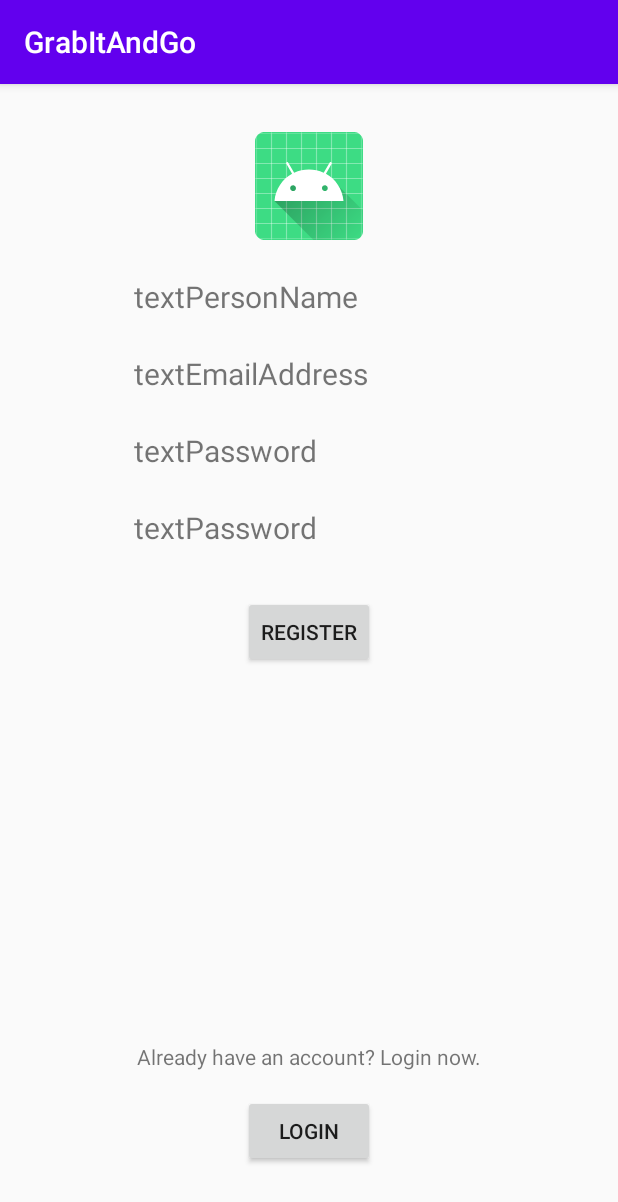
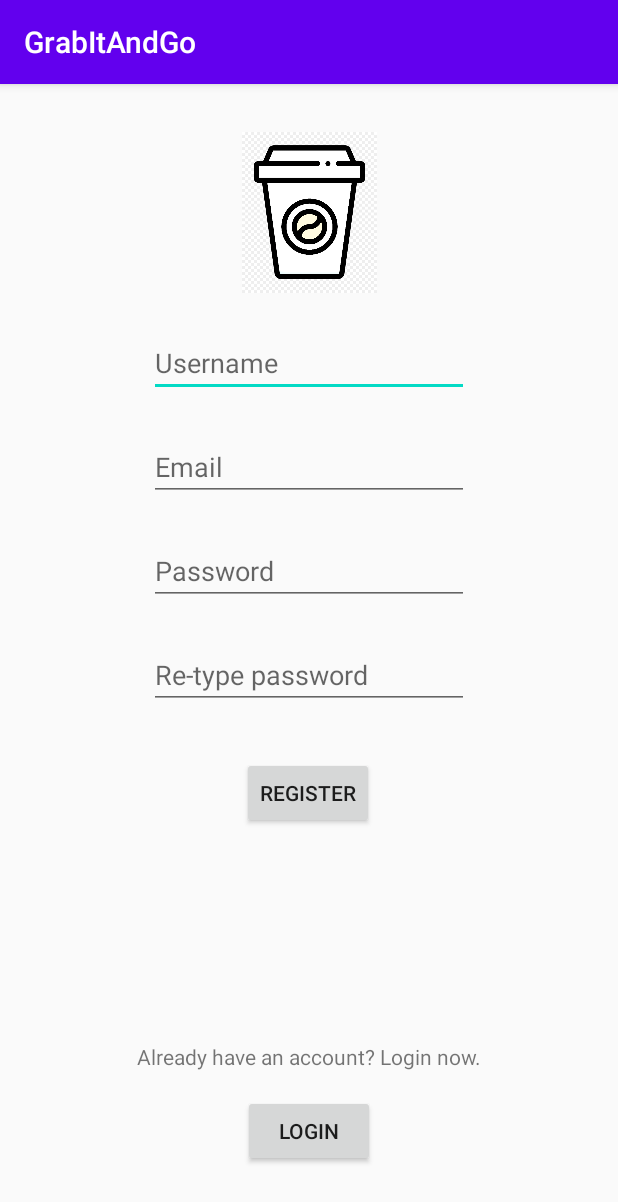
Before and after one commit to katalina1212/grabItAndGo, an Android app: the RegisterActivity screen opened directly, with no data from a screen before it, on a phone screen of 412 x 824 dp. Shown: the top 1202 px of the screen. Run offline under Robolectric (Android 15) with nearby library versions, the phone set to English and light mode, and no system bars.

Commit message:
Adding login, card details, terms and conditions and main screens with basic functionalities connecting them with intents Started to connect project with Firebase

```diff
--- a/app/build.gradle
+++ b/app/build.gradle
@@ -1,5 +1,6 @@
 plugins {
     id 'com.android.application'
+    id 'com.google.gms.google-services'
 }
 
 android {
@@ -28,7 +29,7 @@ android {
 }
 
 dependencies {
-
+    implementation platform('com.google.firebase:firebase-bom:28.0.1')
     implementation 'com.android.support:appcompat-v7:28.0.0'
     implementation 'com.android.support.constraint:constraint-layout:2.0.1'
     implementation 'androidx.constraintlayout:constraintlayout:1.1.3'
--- a/app/src/main/AndroidManifest.xml
+++ b/app/src/main/AndroidManifest.xml
@@ -9,7 +9,9 @@
         android:roundIcon="@mipmap/ic_launcher_round"
         android:supportsRtl="true"
         android:theme="@style/Theme.GrabItAndGo">
-        <activity android:name=".RegisterActivity"></activity>
+        <activity android:name=".cardDetailsActivity"></activity>
+        <activity android:name=".TermsConditionsActivity" />
+        <activity android:name=".RegisterActivity" />
         <activity android:name=".LoginActivity">
             <intent-filter>
                 <action android:name="android.intent.action.MAIN" />
@@ -17,7 +19,7 @@
                 <category android:name="android.intent.category.LAUNCHER" />
             </intent-filter>
         </activity>
-        <activity android:name=".MainActivity"></activity>
+        <activity android:name=".MainActivity" />
     </application>
 
 </manifest>
--- a/app/src/main/java/com/example/grabitandgo/RegisterActivity.java
+++ b/app/src/main/java/com/example/grabitandgo/RegisterActivity.java
@@ -2,7 +2,9 @@ package com.example.grabitandgo;
 
 import androidx.appcompat.app.AppCompatActivity;
 
+import android.content.Intent;
 import android.os.Bundle;
+import android.view.View;
 import android.widget.Button;
 import android.widget.EditText;
 
@@ -29,5 +31,26 @@ public class RegisterActivity extends AppCompatActivity {
         emailText=findViewById(R.id.email_text);
         passwordText=findViewById(R.id.password_text);
         password2Text=findViewById(R.id.password2_text);
+
+        registerBtn.setOnClickListener(new View.OnClickListener() {
+            public void onClick(View v) {
+                openTermsConditionsActivity();
+            }
+        });
+
+        loginBtn.setOnClickListener(new View.OnClickListener() {
+            public void onClick(View v) {
+                openLoginActivity();
+            }
+        });
+    }
+    private void openTermsConditionsActivity(){
+        Intent intent = new Intent(this, TermsConditionsActivity.class);
+        startActivity(intent);
+    }
+
+    private void openLoginActivity(){
+        Intent intent = new Intent(this, LoginActivity.class);
+        startActivity(intent);
     }
 }
--- a/app/src/main/res/layout/activity_register.xml
+++ b/app/src/main/res/layout/activity_register.xml
@@ -8,67 +8,13 @@
 
     <ImageView
         android:id="@+id/imageView3"
-        android:layout_width="wrap_content"
-        android:layout_height="wrap_content"
+        android:layout_width="126dp"
+        android:layout_height="107dp"
         android:layout_marginTop="32dp"
         app:layout_constraintEnd_toEndOf="parent"
         app:layout_constraintStart_toStartOf="parent"
         app:layout_constraintTop_toTopOf="parent"
-        app:srcCompat="@mipmap/ic_launcher" />
-
-    <TextView
-        android:id="@+id/username_text"
-        android:layout_width="wrap_content"
-        android:layout_height="wrap_content"
-        android:layout_marginTop="24dp"
-        android:ems="10"
-        android:text="textPersonName"
-        android:textSize="20sp"
-        app:layout_constraintEnd_toEndOf="parent"
-        app:layout_constraintStart_toStartOf="parent"
-        app:layout_constraintTop_toBottomOf="@+id/imageView3"
-        tools:text="Username" />
-
-    <TextView
-        android:id="@+id/email_text"
-        android:layout_width="wrap_content"
-        android:layout_height="wrap_content"
-        android:layout_marginTop="24dp"
-        android:ems="10"
-        android:hint="Email"
-        android:text="textEmailAddress"
-        android:textSize="20sp"
-        app:layout_constraintEnd_toEndOf="parent"
-        app:layout_constraintStart_toStartOf="parent"
-        app:layout_constraintTop_toBottomOf="@+id/username_text"
-        tools:text="Email" />
-
-    <TextView
-        android:id="@+id/password_text"
-        android:layout_width="wrap_content"
-        android:layout_height="wrap_content"
-        android:layout_marginTop="24dp"
-        android:ems="10"
-        android:text="textPassword"
-        android:textSize="20sp"
-        app:layout_constraintEnd_toEndOf="parent"
-        app:layout_constraintStart_toStartOf="parent"
-        app:layout_constraintTop_toBottomOf="@+id/email_text"
-        tools:text="Password" />
-
-    <TextView
-        android:id="@+id/password2_text"
-        android:layout_width="wrap_content"
-        android:layout_height="wrap_content"
-        android:layout_marginTop="24dp"
-        android:ems="10"
-        android:hint="Re-type password"
-        android:text="textPassword"
-        android:textSize="20sp"
-        app:layout_constraintEnd_toEndOf="parent"
-        app:layout_constraintStart_toStartOf="parent"
-        app:layout_constraintTop_toBottomOf="@+id/password_text"
-        tools:text="Re-type password" />
+        app:srcCompat="@drawable/caffee" />
 
     <Button
         android:id="@+id/register_btn"
@@ -77,6 +23,7 @@
         android:layout_marginTop="32dp"
         android:text="register"
         app:layout_constraintEnd_toEndOf="parent"
+        app:layout_constraintHorizontal_bias="0.498"
         app:layout_constraintStart_toStartOf="parent"
         app:layout_constraintTop_toBottomOf="@+id/password2_text" />
 
@@ -99,4 +46,52 @@
         app:layout_constraintBottom_toBottomOf="parent"
         app:layout_constraintEnd_toEndOf="parent"
         app:layout_constraintStart_toStartOf="parent" />
+
+    <EditText
+        android:id="@+id/username_text"
+        android:layout_width="wrap_content"
+        android:layout_height="wrap_content"
+        android:layout_marginTop="24dp"
+        android:ems="10"
+        android:hint="Username"
+        android:inputType="textPersonName"
+        app:layout_constraintEnd_toEndOf="parent"
+        app:layout_constraintStart_toStartOf="parent"
+        app:layout_constraintTop_toBottomOf="@+id/imageView3" />
+
+    <EditText
+        android:id="@+id/email_text"
+        android:layout_width="wrap_content"
+        android:layout_height="wrap_content"
+        android:layout_marginTop="24dp"
+        android:ems="10"
+        android:hint="Email"
+        android:inputType="textPersonName"
+        app:layout_constraintEnd_toEndOf="parent"
+        app:layout_constraintStart_toStartOf="parent"
+        app:layout_constraintTop_toBottomOf="@+id/username_text" />
+
+    <EditText
+        android:id="@+id/password2_text"
+        android:layout_width="wrap_content"
+        android:layout_height="wrap_content"
+        android:layout_marginTop="24dp"
+        android:ems="10"
+        android:hint="Re-type password"
+        android:inputType="textPersonName"
+        app:layout_constraintEnd_toEndOf="parent"
+        app:layout_constraintStart_toStartOf="parent"
+        app:layout_constraintTop_toBottomOf="@+id/password_text" />
+
+    <EditText
+        android:id="@+id/password_text"
+        android:layout_width="wrap_content"
+        android:layout_height="wrap_content"
+        android:layout_marginTop="24dp"
+        android:ems="10"
+        android:hint="Password"
+        android:inputType="textPersonName"
+        app:layout_constraintEnd_toEndOf="parent"
+        app:layout_constraintStart_toStartOf="parent"
+        app:layout_constraintTop_toBottomOf="@+id/email_text" />
 </androidx.constraintlayout.widget.ConstraintLayout>
--- a/build.gradle
+++ b/build.gradle
@@ -6,6 +6,7 @@ buildscript {
     }
     dependencies {
         classpath "com.android.tools.build:gradle:4.2.1"
+        classpath 'com.google.gms:google-services:4.3.8'
 
         // NOTE: Do not place your application dependencies here; they belong
         // in the individual module build.gradle files
```
Also changed, not shown: app/src/main/java/com/example/grabitandgo/LoginActivity.java (+21 -0 lines), app/src/main/java/com/example/grabitandgo/TermsConditionsActivity.java (added, +44 -0 lines), app/src/main/java/com/example/grabitandgo/cardDetailsActivity.java (added, +68 -0 lines), app/src/main/res/layout/activity_card_details.xml (added, +76 -0 lines), app/src/main/res/layout/activity_login.xml (+12 -5 lines), app/src/main/res/layout/activity_main.xml (+11 -10 lines), app/src/main/res/layout/activity_terms_conditions.xml (added, +54 -0 lines), app/src/main/res/drawable/caffee.jpg (added), 1 other file.
